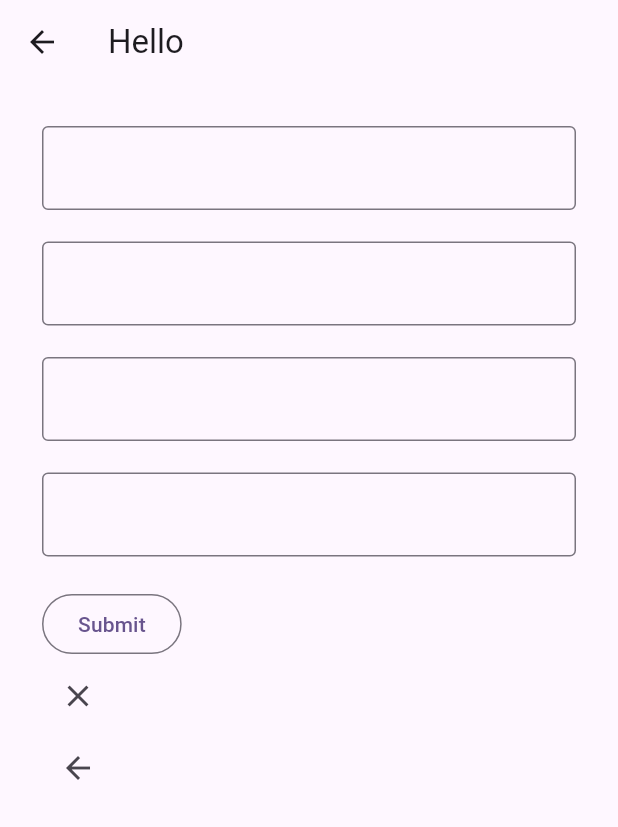
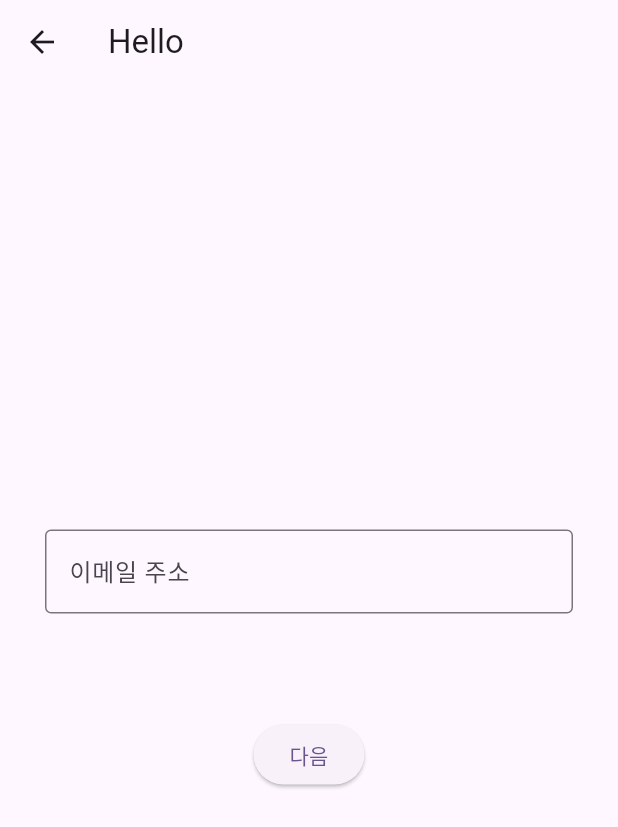
Before and after one commit to project-yoen/yoen_front, a Flutter app: the screen it shows after launch, on a phone screen of 412 x 824 dp. Shown: the top 827 px of the screen. Run offline on Flutter 3.47's test engine with Material 3 defaults, Android fonts, the phone set to English and light mode, and no system bars; our stand-ins replace dio, flutter_riverpod, retrofit; missing offline and left inert: dart:ffi; generated files the repository leaves out were written again.

Commit message:
feat: Register 이메일 페이지구현 - 이메일 중복 검증기능 포함

```diff
--- a/lib/main.dart
+++ b/lib/main.dart
@@ -1,5 +1,7 @@
 import 'package:flutter/material.dart';
 import 'package:flutter_riverpod/flutter_riverpod.dart';
+import 'package:yoen_front/view/register_email.dart';
+import 'package:yoen_front/view/register_pwd.dart';
 import 'package:yoen_front/view/settings_page.dart';
 
 void main() {
@@ -18,7 +20,7 @@ class MyApp extends StatelessWidget {
       theme: ThemeData(
         colorScheme: ColorScheme.fromSeed(seedColor: Colors.deepPurple),
       ),
-      home: SettingsPage(title: "Hello"),
+      home: RegisterEmailPage(title: "Hello"),
     );
   }
 }
--- /dev/null
+++ b/lib/view/register_email.dart
@@ -0,0 +1,103 @@
+import 'dart:ffi';
+
+import 'package:flutter/material.dart';
+import 'package:flutter_riverpod/flutter_riverpod.dart';
+import 'package:yoen_front/view/register_pwd.dart';
+
+class RegisterEmailPage extends ConsumerStatefulWidget {
+  const RegisterEmailPage({super.key, required this.title});
+
+  final String title;
+
+  @override
+  ConsumerState<RegisterEmailPage> createState() => _RegisterEmailPageState();
+}
+
+class _RegisterEmailPageState extends ConsumerState<RegisterEmailPage> {
+  late final TextEditingController email;
+  bool? isValidInput;
+
+  @override
+  void initState() {
+    super.initState();
+    email = TextEditingController();
+  }
+
+  @override
+  void dispose() {
+    email.dispose();
+    super.dispose();
+  }
+
+  @override
+  Widget build(BuildContext context) {
+    return Scaffold(
+      appBar: AppBar(
+        title: Text(widget.title),
+        leading: BackButton(
+          onPressed: () {
+            Navigator.pop(context);
+          },
+        ),
+        automaticallyImplyLeading: false,
+      ),
+      body: Padding(
+        padding: const EdgeInsets.all(30.0),
+        child: Column(
+          crossAxisAlignment: CrossAxisAlignment.center,
+          mainAxisAlignment: MainAxisAlignment.center,
+          children: [
+            TextField(
+              controller: email,
+              decoration: InputDecoration(
+                labelText: '이메일 주소',
+                hintText: 'example@email.com',
+                border: OutlineInputBorder(),
+              ),
+              keyboardType: TextInputType.emailAddress,
+              textInputAction: TextInputAction.done,
+              onEditingComplete: () => setState(() {}),
+            ),
+            const SizedBox(height: 10),
+            if (isValidInput != null && !isValidInput!)
+              const Text(
+                '올바른 이메일 형식이 아닙니다.',
+                style: TextStyle(color: Colors.red),
+              ),
+            const SizedBox(height: 60),
+            ElevatedButton(
+              onPressed: () {
+                final String input = email.text;
+                if (isValidEmail(input)) {
+                  // 이메일 중복 검증 (이메일 api 확안)
+
+                  Navigator.push(
+                    context,
+                    MaterialPageRoute(
+                      builder: (context) {
+                        return RegisterPwdPage(title: "Hello");
+                      },
+                    ),
+                  );
+                  setState(() {
+                    isValidInput = true;
+                  });
+                } else {
+                  setState(() {
+                    isValidInput = false;
+                  });
+                }
+              },
+              child: const Text('다음'),
+            ),
+          ],
+        ),
+      ),
+    );
+  }
+
+  bool isValidEmail(String email) {
+    final emailRegex = RegExp(r'^[\w\.-]+@[\w\.-]+\.\w+$');
+    return emailRegex.hasMatch(email);
+  }
+}
```
